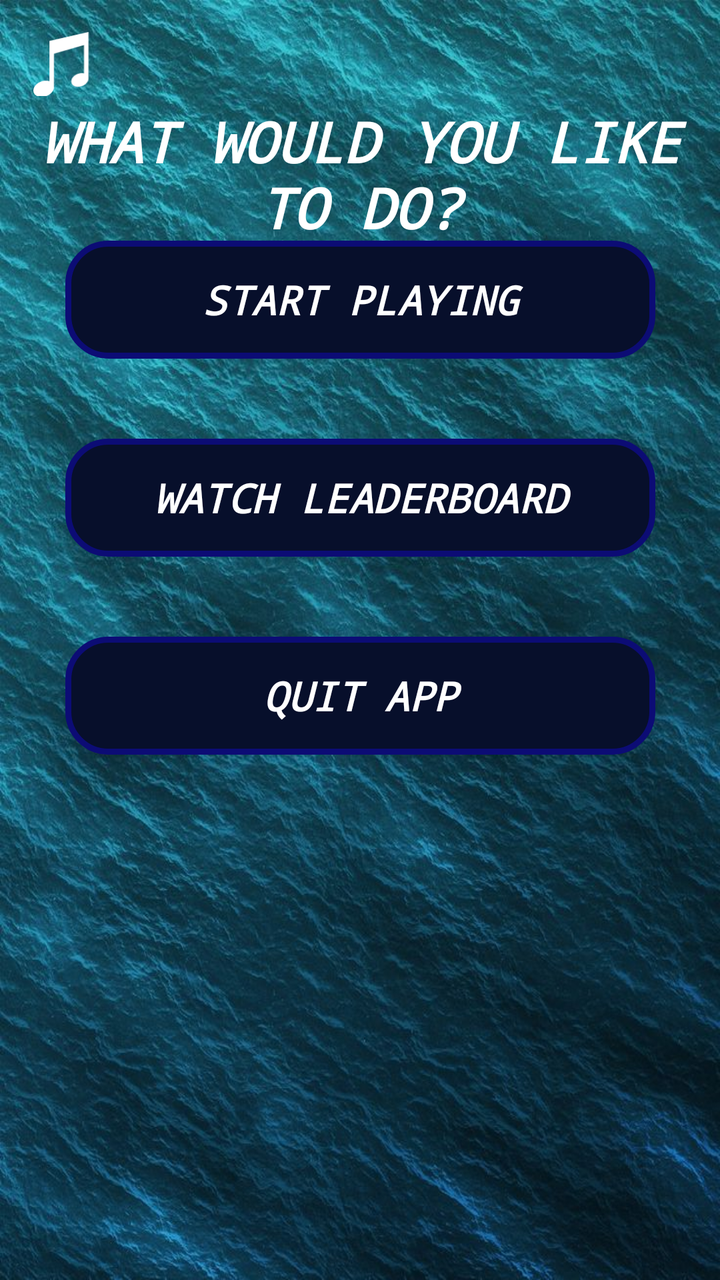
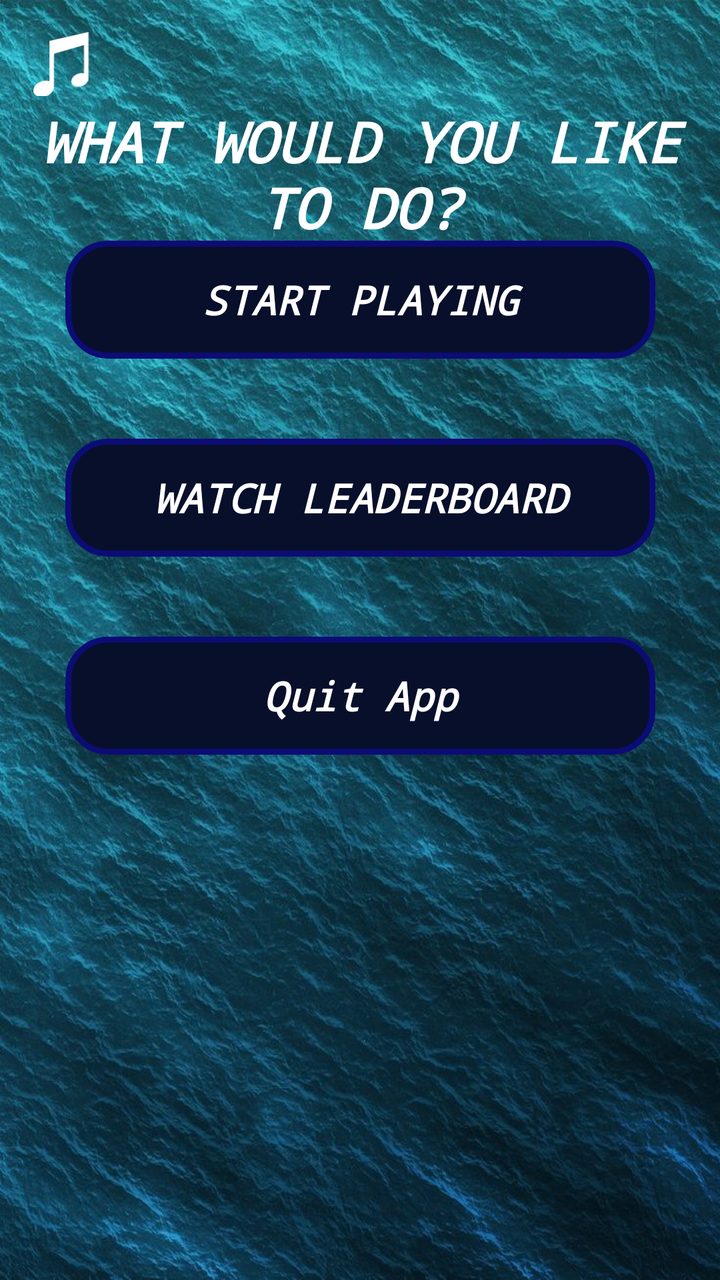

An Android layout rendered at two revisions. The XML below is the earlier revision; the diff shows what the commit changed to produce the second picture.
<!-- AndroidManifest.xml: application theme Theme.BattleshipClient -->
<!-- res/layout/activity_options.xml -->
<?xml version="1.0" encoding="utf-8"?>
<androidx.constraintlayout.widget.ConstraintLayout xmlns:android="http://schemas.android.com/apk/res/android"
xmlns:app="http://schemas.android.com/apk/res-auto"
xmlns:tools="http://schemas.android.com/tools"
android:id="@+id/main"
android:layout_width="match_parent"
android:layout_height="match_parent"
android:background="@drawable/sea_water_background"
tools:context=".view.activities.OptionsActivity">














        <include layout="@layout/image_button_toggle_music" />


        <TextView
            android:id="@+id/titleViewId"
            style="@style/LargeTextViewAppearance"
            android:layout_width="346dp"
            android:layout_height="75dp"
            android:layout_marginTop="52dp"
            android:text="@string/choose_option"
            app:layout_constraintEnd_toEndOf="parent"
            app:layout_constraintStart_toStartOf="parent"
            app:layout_constraintTop_toTopOf="parent" />


        <Button
            android:id="@+id/startPlayinhBtnId"
            style="@style/ButtonTextAppearance"
            android:layout_width="295dp"
            android:layout_height="59dp"
            android:layout_marginBottom="84dp"
            android:background="@drawable/custom_navigation_button_background"
            android:onClick="goToGameRooms"
            android:text="@string/start_playing"
            app:layout_constraintBottom_toBottomOf="parent"
            app:layout_constraintEnd_toEndOf="parent"
            app:layout_constraintStart_toStartOf="parent"
            app:layout_constraintTop_toTopOf="parent"
            app:layout_constraintVertical_bias="0.242" />

        <Button
            android:id="@+id/goToLeaderboardBtnId"
            style="@style/ButtonTextAppearance"
            android:layout_width="295dp"
            android:layout_height="59dp"
            android:layout_marginTop="40dp"
            android:background="@drawable/custom_navigation_button_background"
            android:text="@string/watch_leaderboard"
            app:layout_constraintEnd_toEndOf="parent"
            app:layout_constraintStart_toStartOf="parent"
            app:layout_constraintTop_toBottomOf="@+id/startPlayinhBtnId"
            />


        <Button
            android:id="@+id/quitBtnId"
            style="@style/ButtonTextAppearance"
            android:layout_width="295dp"
            android:layout_height="59dp"
            android:layout_marginTop="40dp"
            android:background="@drawable/custom_navigation_button_background"
            android:text="@string/quit"
            app:layout_constraintEnd_toEndOf="parent"
            app:layout_constraintStart_toStartOf="parent"
            app:layout_constraintTop_toBottomOf="@+id/goToLeaderboardBtnId"
             />

</androidx.constraintlayout.widget.ConstraintLayout>
<!-- res/layout/image_button_toggle_music.xml (included above) -->
<?xml version="1.0" encoding="utf-8"?>
<androidx.constraintlayout.widget.ConstraintLayout xmlns:android="http://schemas.android.com/apk/res/android"
    xmlns:app="http://schemas.android.com/apk/res-auto"
    android:layout_width="match_parent"
    android:layout_height="match_parent">

    <ImageButton
        android:id="@+id/muteBtnId"
        android:layout_width="34dp"
        android:layout_height="32dp"
        android:layout_marginStart="16dp"
        android:layout_marginTop="16dp"
        android:background="@android:color/transparent"
        android:scaleType="centerInside"
        app:layout_constraintStart_toStartOf="parent"
        app:layout_constraintTop_toTopOf="parent"
        app:srcCompat="@drawable/music_icon" />

</androidx.constraintlayout.widget.ConstraintLayout>
<!-- resources referenced by this layout -->
<resources>
  <!-- drawable custom_navigation_button_background (drawable) -->
  <?xml version="1.0" encoding="utf-8"?>
  <shape xmlns:android="http://schemas.android.com/apk/res/android">
      <corners android:radius="20dp" />
      <gradient
          android:angle="45"
          android:endColor="@color/navy"
          android:startColor="@color/navy"
          android:type="linear" />
  
  
      <stroke android:width="3dp" android:color="@color/buttonStroke" />
  
  </shape>
  <!-- drawable music_icon (drawable) -->
  <vector xmlns:android="http://schemas.android.com/apk/res/android"
      android:width="122.88dp"
      android:height="121.06dp"
      android:viewportWidth="122.88"
      android:viewportHeight="121.06"
      >
    <path
        android:fillColor="#ffffff"
        android:pathData="M87.9,78.04c2.74,-0.48 5.33,-0.4 7.6,0.13V24.82L39.05,41.03v61.95c0.03,0.34 0.05,0.69 0.05,1.03c0,0 0,0.01 0,0.01c0,8.34 -8.75,16.62 -19.55,18.49C8.76,124.37 0,119.12 0,110.77c0,-8.34 8.76,-16.62 19.55,-18.48c4.06,-0.7 7.84,-0.39 10.97,0.71l0,-76.26h0.47L104.04,0v85.92c0.13,0.63 0.2,1.27 0.2,1.91c0,0 0,0 0,0.01c0,6.97 -7.32,13.89 -16.33,15.44c-9.02,1.56 -16.33,-2.83 -16.33,-9.8C71.57,86.51 78.88,79.59 87.9,78.04L87.9,78.04L87.9,78.04z"
        android:fillType="evenOdd"/>
  </vector>
  <!-- drawable sea_water_background: jpg bitmap (drawable, 176063 bytes) -->
  <string name="choose_option">WHAT WOULD YOU LIKE TO DO?</string>
  <string name="quit">QUIT APP</string>
  <string name="start_playing">START PLAYING</string>
  <string name="watch_leaderboard">WATCH LEADERBOARD</string>
  <style name="ButtonTextAppearance">
          <item name="android:textColor">@color/white</item>
          <item name="android:textSize">40sp</item>
          <item name="android:layout_width">wrap_content</item>
          <item name="android:layout_height">wrap_content</item>
          <item name="android:textStyle">bold|italic</item>
          <item name="android:fontFamily">monospace</item>
          <item name="autoSizeMaxTextSize">20sp</item>
          <item name="autoSizeMinTextSize">12sp</item>
          <item name="android:textAlignment">center</item>
          <item name="autoSizeTextType">uniform</item>
          <item name="autoSizeStepGranularity">2sp</item>
          <item name="backgroundTint">@null</item>
  
  
      </style>
  <style name="LargeTextViewAppearance">
          <item name="android:textColor">@color/white</item>
          <item name="android:textSize">40sp</item>
          <item name="android:layout_width">wrap_content</item>
          <item name="android:layout_height">wrap_content</item>
          <item name="android:textStyle">bold|italic</item>
          <item name="android:fontFamily">monospace</item>
          <item name="autoSizeMaxTextSize">70sp</item>
          <item name="autoSizeMinTextSize">12sp</item>
          <item name="autoSizeTextType">uniform</item>
          <item name="autoSizeStepGranularity">2sp</item>
          <item name="backgroundTint">@null</item>
          <item name="android:textAlignment">center</item>
  
  
  
      </style>
  <style name="Theme.BattleshipClient" parent="Base.Theme.BattleshipClient" />
  <color name="navy">#070F2B</color>
  <color name="buttonStroke">#0C0C75</color>
  <color name="white">#FFFFFFFF</color>
  <style name="Base.Theme.BattleshipClient" parent="Theme.Material3.DayNight.NoActionBar">
          <item name="colorPrimary">@color/black</item>
          
          
      </style>
  <color name="black">#FF000000</color>
</resources>

<!-- the commit's change to res/layout/activity_options.xml (unified diff, before → after) -->
@@ -7,17 +7,6 @@ android:layout_width="match_parent"
 android:layout_height="match_parent"
 android:background="@drawable/sea_water_background"
 tools:context=".view.activities.OptionsActivity">
-
-
-
-
-
-
-
-
-
-
-
 
 
 
<!-- resource entries referenced after the edit -->
@@ -28,7 +28,7 @@
   </vector>
   <!-- drawable sea_water_background: jpg bitmap (drawable, 176063 bytes) -->
   <string name="choose_option">WHAT WOULD YOU LIKE TO DO?</string>
-  <string name="quit">QUIT APP</string>
+  <string name="quit">Quit App</string>
   <string name="start_playing">START PLAYING</string>
   <string name="watch_leaderboard">WATCH LEADERBOARD</string>
   <style name="ButtonTextAppearance">
@@ -69,10 +69,12 @@
   <color name="buttonStroke">#0C0C75</color>
   <color name="white">#FFFFFFFF</color>
   <style name="Base.Theme.BattleshipClient" parent="Theme.Material3.DayNight.NoActionBar">
-          <item name="colorPrimary">@color/black</item>
-          
-          
+          <item name="colorPrimary">@color/white</item>
+          <item name="colorPrimaryDark">@color/white</item>
+          <item name="android:statusBarColor">@color/status_bar_color</item>
+          <item name="android:windowNoTitle">true</item>
+          <item name="android:windowTranslucentStatus">true</item>
       </style>
-  <color name="black">#FF000000</color>
+  <color name="status_bar_color">#FF0000</color>
 </resources>
 
